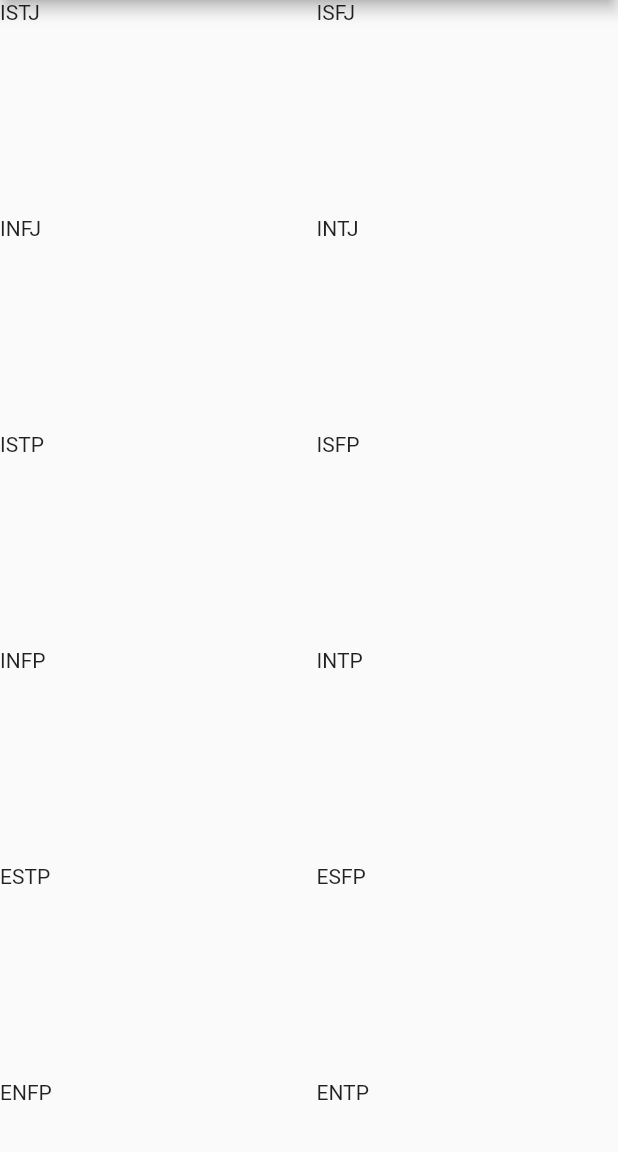
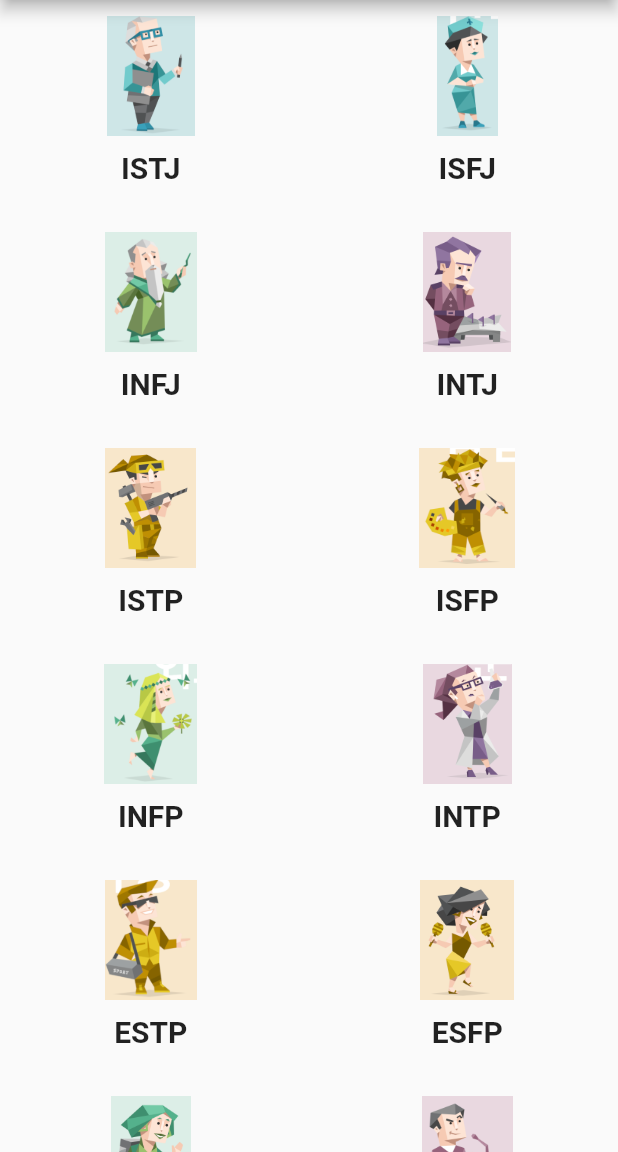
Before and after one commit to powerwlsl/mbti, a Flutter app: the MbtiListScreen screen opened by its route, on a phone screen of 412 x 824 dp, the part 84-1236 px from its top. Run offline on Flutter 3.47's test engine with Material 2 defaults, Android fonts, the phone set to English and light mode, and no system bars; our stand-ins replace shared_preferences; accounts and stored records are empty.

Commit message:
Add mbti description page

```diff
--- a/lib/main.dart
+++ b/lib/main.dart
@@ -4,6 +4,7 @@ import 'package:mbti/screens/main_screen.dart';
 import 'package:mbti/screens/mbti_list_screen.dart';
 import 'package:mbti/screens/mbti_matching_screen.dart';
 import 'package:shared_preferences/shared_preferences.dart';
+import 'package:mbti/screens/mbti_screen.dart';
 
 void main() {
   WidgetsFlutterBinding.ensureInitialized();
@@ -35,6 +36,7 @@ class MyApp extends StatelessWidget {
         '/main': (context) => MainScreen(prefs: prefs),
         '/mbtis': (context) => MbtiListScreen(),
         '/mbti_matching': (context) => MbtiMatchingScreen(prefs: prefs),
+        '/mbti': (context) => MbtiScreen(null),
       },
     );
   }
--- a/lib/screens/mbti_list_screen.dart
+++ b/lib/screens/mbti_list_screen.dart
@@ -1,4 +1,6 @@
+import 'package:flutter/cupertino.dart';
 import 'package:flutter/material.dart';
+import 'package:flutter/painting.dart';
 import 'package:mbti/widgets/app_drawer.dart';
 import 'package:mbti/models/mbtis.dart';
 
@@ -36,6 +38,39 @@ class MbtiGridListItem extends StatelessWidget {
   MbtiGridListItem(this.index);
   @override
   Widget build(BuildContext context) {
-    return Text(Mbtis.Types[index]);
+    final String type = Mbtis.Types[index];
+
+    return FlatButton(
+      onPressed: () {
+        Navigator.pushNamed(
+          context,
+          '/mbti',
+//          TODO: idk how to pass argument
+          arguments: type,
+        );
+      },
+      child: Container(
+        padding: EdgeInsets.all(5),
+        child: Column(
+          mainAxisAlignment: MainAxisAlignment.center,
+          children: <Widget>[
+            Image.asset(
+              'images/$type.png',
+              height: 80,
+            ),
+            SizedBox(
+              height: 10,
+            ),
+            Text(
+              type,
+              style: TextStyle(
+                fontWeight: FontWeight.bold,
+                fontSize: 20,
+              ),
+            ),
+          ],
+        ),
+      ),
+    );
   }
 }
--- a/pubspec.yaml
+++ b/pubspec.yaml
@@ -43,9 +43,8 @@ flutter:
   uses-material-design: true
 
   # To add assets to your application, add an assets section, like this:
-  # assets:
-  #  - images/a_dot_burr.jpeg
-  #  - images/a_dot_ham.jpeg
+  assets:
+    - images/
 
   # An image asset can refer to one or more resolution-specific "variants", see
   # https://flutter.dev/assets-and-images/#resolution-aware.
```
Also changed, not shown: lib/screens/mbti_screen.dart (added, +21 -0 lines).
